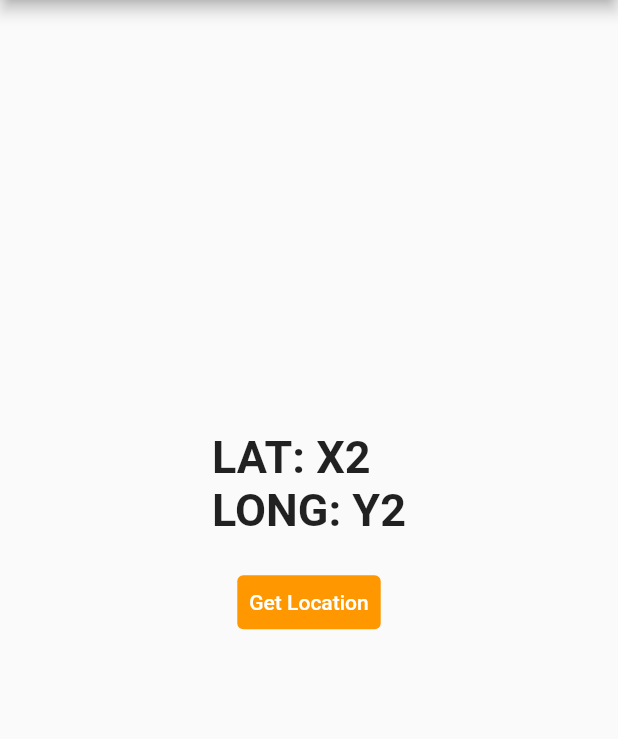
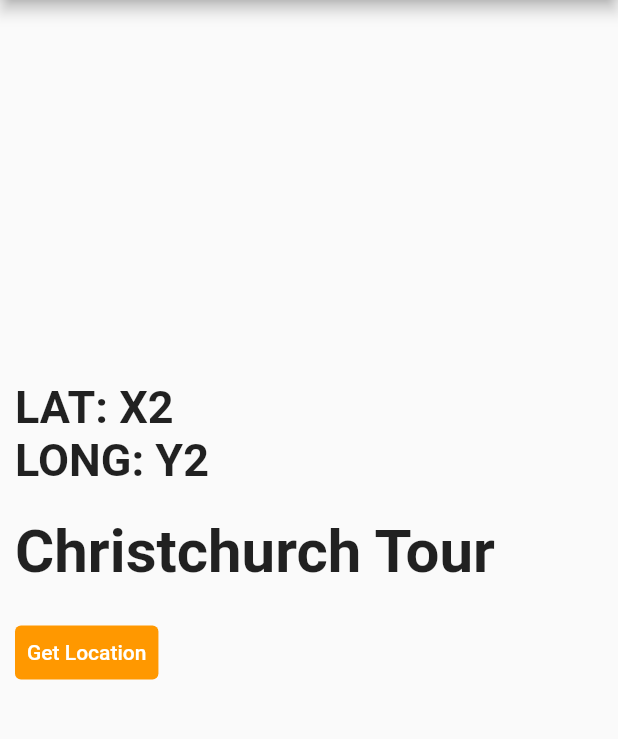
Before and after one commit to leftlyk/Driveguide, a Flutter app: the screen it shows after launch, on a phone screen of 412 x 824 dp, the part 84-823 px from its top. Run offline on Flutter 3.47's test engine with Material 2 defaults, Android fonts, the phone set to English and light mode, and no system bars; our stand-ins replace geolocator.

Commit message:
Design refresh 1.1 Added containers around design widgets and minimal margins.

```diff
--- a/lib/home_page.dart
+++ b/lib/home_page.dart
@@ -128,19 +128,38 @@ class _HomePageState extends State<HomePage> {
         backgroundColor: Colors.white,
 
       ),
-      body: Center(
-        child: Column(
+      body: Column(
           mainAxisAlignment: MainAxisAlignment.center,
+          crossAxisAlignment: CrossAxisAlignment.start,
           children: <Widget>[
-        Text(
+        Container(
+          margin: EdgeInsets.fromLTRB(10.0, 0, 0, 0),
+          child: Text(
                 "LAT: ${lat} \nLONG: ${ltd}",
               style: TextStyle(
                   color: Colors.black87,
                   fontWeight: FontWeight.bold,
                   fontSize: 30)
               ),
+        ),
+
             SizedBox(height: 20.0),
-            TextButton(
+
+            Container(
+              margin: EdgeInsets.fromLTRB(10.0, 0, 0, 0),
+              //color: Colors.red,
+              child: Text('Christchurch Tour', style: TextStyle(
+                fontSize: 40.0,
+                fontWeight: FontWeight.bold,
+              ),
+              ),
+            ),
+
+            SizedBox(height: 20.0),
+
+            Container(
+              margin: EdgeInsets.fromLTRB(10.0, 0, 0, 0),
+              child: TextButton(
                   style: ButtonStyle(
                     backgroundColor: MaterialStateProperty.all<Color>(Colors.orange),
                     foregroundColor: MaterialStateProperty.all<Color>(Colors.white),
@@ -149,20 +168,23 @@ class _HomePageState extends State<HomePage> {
                   onPressed: () {
                     _getCurrentLocation();
                     _getLocationProximity();
+                  },
 
+              ),
+            ),
 
-              },
-            ),
             SizedBox(height: 20.0),
 
-            Text(messageOutput,
+            Container(
+              margin: EdgeInsets.fromLTRB(10.0, 0, 0, 0),
+              child: Text(messageOutput,
                   style: TextStyle(
                   color: Colors.black87,
                   fontWeight: FontWeight.bold,
                   fontSize: 30)
               ),
+            ),
           ],
-        ),
       ),
     );
   }
```
Lines whose indentation alone changed are shown as unchanged.
